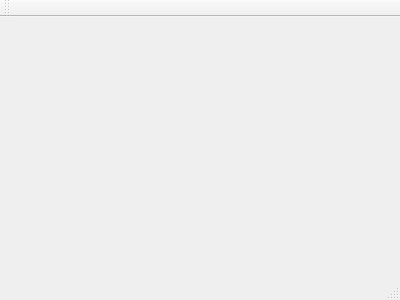
Before: the Qt Designer form mainwindow.ui in EduardoJ123/quirk-master, drawn with Qt 5.
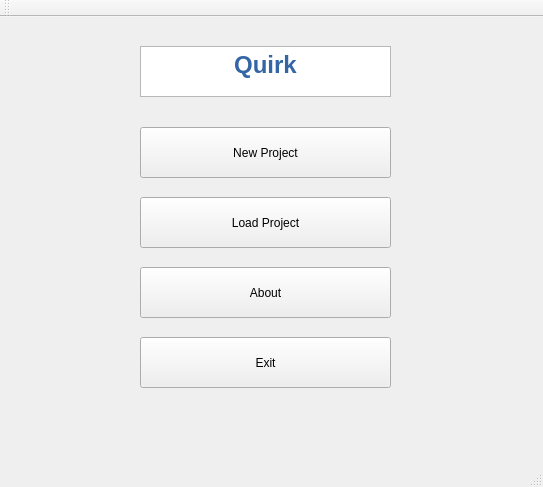
After: the same form once the commit is applied.

Commit message: Setup main window layout and exit button

```diff
--- a/mainwindow.ui
+++ b/mainwindow.ui
@@ -1,24 +1,109 @@
 <ui version="4.0">
  <class>MainWindow</class>
- <widget class="QMainWindow" name="MainWindow" >
-  <property name="geometry" >
+ <widget class="QMainWindow" name="MainWindow">
+  <property name="geometry">
    <rect>
     <x>0</x>
     <y>0</y>
-    <width>400</width>
-    <height>300</height>
+    <width>543</width>
+    <height>487</height>
    </rect>
   </property>
   <property name="windowTitle" >
    <string>MainWindow</string>
   </property>
-  <widget class="QMenuBar" name="menuBar" />
-  <widget class="QToolBar" name="mainToolBar" />
-  <widget class="QWidget" name="centralWidget" />
-  <widget class="QStatusBar" name="statusBar" />
+  <widget class="QWidget" name="centralWidget">
+   <widget class="QPushButton" name="pushButton_New">
+    <property name="geometry">
+     <rect>
+      <x>140</x>
+      <y>110</y>
+      <width>251</width>
+      <height>51</height>
+     </rect>
+    </property>
+    <property name="text">
+     <string>New Project</string>
+    </property>
+   </widget>
+   <widget class="QPushButton" name="pushButton_Load">
+    <property name="geometry">
+     <rect>
+      <x>140</x>
+      <y>180</y>
+      <width>251</width>
+      <height>51</height>
+     </rect>
+    </property>
+    <property name="text">
+     <string>Load Project</string>
+    </property>
+   </widget>
+   <widget class="QPushButton" name="pushButton_About">
+    <property name="geometry">
+     <rect>
+      <x>140</x>
+      <y>250</y>
+      <width>251</width>
+      <height>51</height>
+     </rect>
+    </property>
+    <property name="text">
+     <string>About</string>
+    </property>
+   </widget>
+   <widget class="QTextEdit" name="textEdit">
+    <property name="geometry">
+     <rect>
+      <x>140</x>
+      <y>29</y>
+      <width>251</width>
+      <height>51</height>
+     </rect>
+    </property>
+    <property name="html">
+     <string>&lt;!DOCTYPE HTML PUBLIC &quot;-//W3C//DTD HTML 4.0//EN&quot; &quot;http://www.w3.org/TR/REC-html40/strict.dtd&quot;&gt;
+&lt;html&gt;&lt;head&gt;&lt;meta name=&quot;qrichtext&quot; content=&quot;1&quot; /&gt;&lt;style type=&quot;text/css&quot;&gt;
+p, li { white-space: pre-wrap; }
+&lt;/style&gt;&lt;/head&gt;&lt;body style=&quot; font-family:'Open Sans'; font-size:9pt; font-weight:400; font-style:normal;&quot;&gt;
+&lt;p align=&quot;center&quot; style=&quot; margin-top:0px; margin-bottom:0px; margin-left:0px; margin-right:0px; -qt-block-indent:0; text-indent:0px;&quot;&gt;&lt;span style=&quot; font-size:18pt; font-weight:600; color:#3465a4;&quot;&gt;Quirk&lt;/span&gt;&lt;/p&gt;&lt;/body&gt;&lt;/html&gt;</string>
+    </property>
+   </widget>
+   <widget class="QPushButton" name="pushButton_Exit">
+    <property name="geometry">
+     <rect>
+      <x>140</x>
+      <y>320</y>
+      <width>251</width>
+      <height>51</height>
+     </rect>
+    </property>
+    <property name="text">
+     <string>Exit</string>
+    </property>
+   </widget>
+  </widget>
+  <widget class="QMenuBar" name="menuBar">
+   <property name="geometry">
+    <rect>
+     <x>0</x>
+     <y>0</y>
+     <width>543</width>
+     <height>25</height>
+    </rect>
+   </property>
+  </widget>
+  <widget class="QToolBar" name="mainToolBar">
+   <attribute name="toolBarArea">
+    <enum>TopToolBarArea</enum>
+   </attribute>
+   <attribute name="toolBarBreak">
+    <bool>false</bool>
+   </attribute>
+  </widget>
+  <widget class="QStatusBar" name="statusBar"/>
  </widget>
- <layoutDefault spacing="6" margin="11" />
- <pixmapfunction></pixmapfunction>
+ <layoutdefault spacing="6" margin="11"/>
  <resources/>
  <connections/>
 </ui>
```
Left out of the diff: 22 changed lines with no effect on the pictures. The commit also changes 1 other file.
